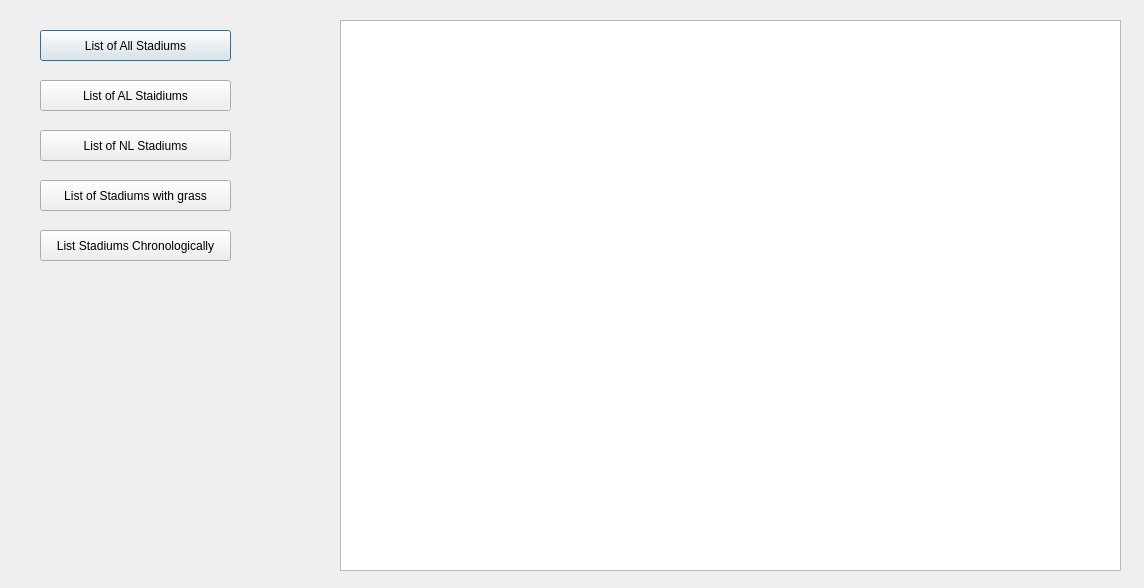
This is BaseballStadiumPlanner/listwindow.ui in frimbraza/Baseball-Stadium-Project as Qt 5 draws it before an edit. The edited form follows.
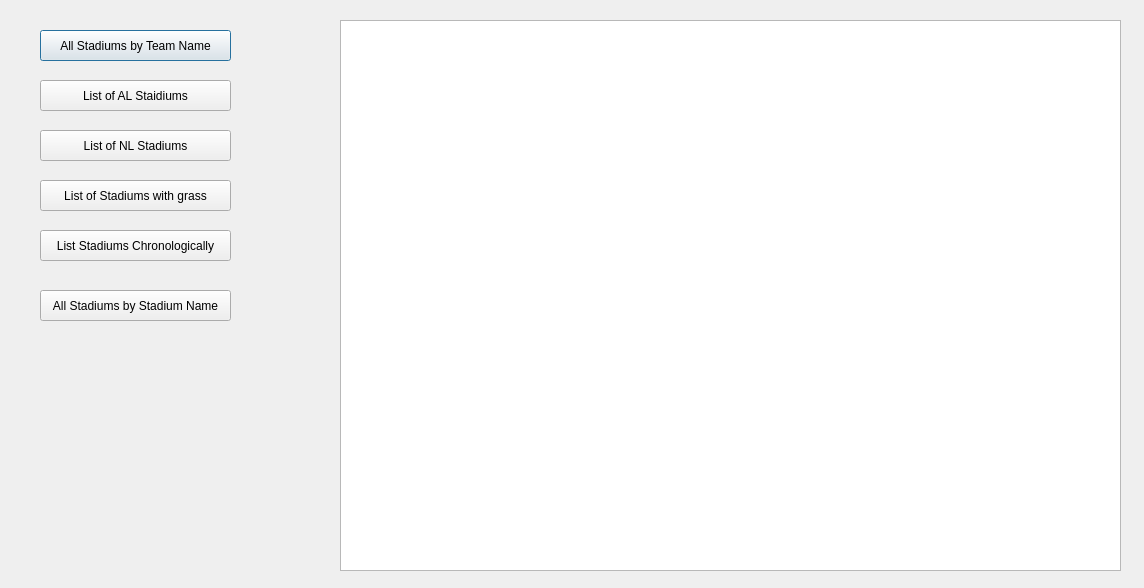
This is the edited form.

The edit to the form file:
```diff
--- a/BaseballStadiumPlanner/listwindow.ui
+++ b/BaseballStadiumPlanner/listwindow.ui
@@ -23,7 +23,7 @@
     </rect>
    </property>
    <property name="text">
-    <string>List of All Stadiums</string>
+    <string>All Stadiums by Team Name</string>
    </property>
   </widget>
   <widget class="QPushButton" name="listAmLeagueStadiums">
@@ -88,6 +88,19 @@
     </rect>
    </property>
   </widget>
+  <widget class="QPushButton" name="allStadiumByStadiumName">
+   <property name="geometry">
+    <rect>
+     <x>40</x>
+     <y>290</y>
+     <width>191</width>
+     <height>31</height>
+    </rect>
+   </property>
+   <property name="text">
+    <string>All Stadiums by Stadium Name</string>
+   </property>
+  </widget>
  </widget>
  <resources/>
  <connections>
```
Left out of the diff: 17 changed lines with no effect on the pictures.
